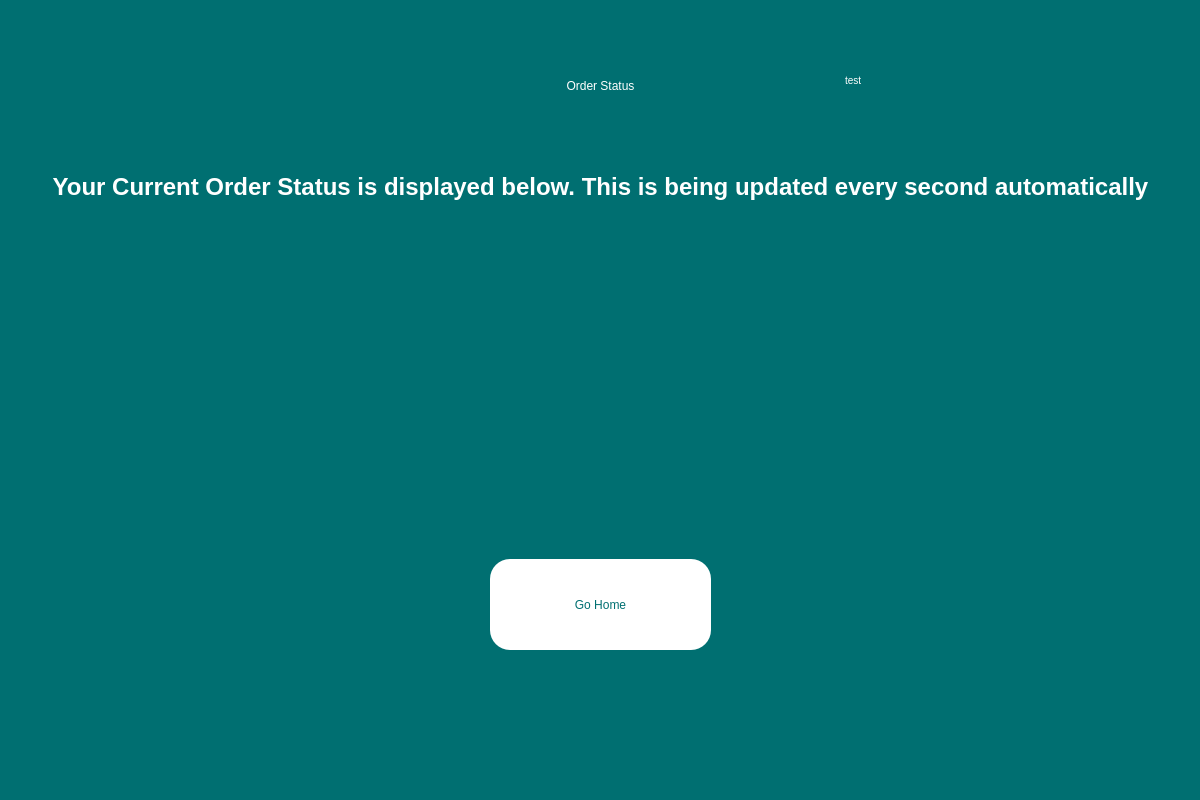
This is Frontend/OrderStatus.ui in YY0NII/DeskFood as Qt 5 draws it before an edit. The edited form follows.
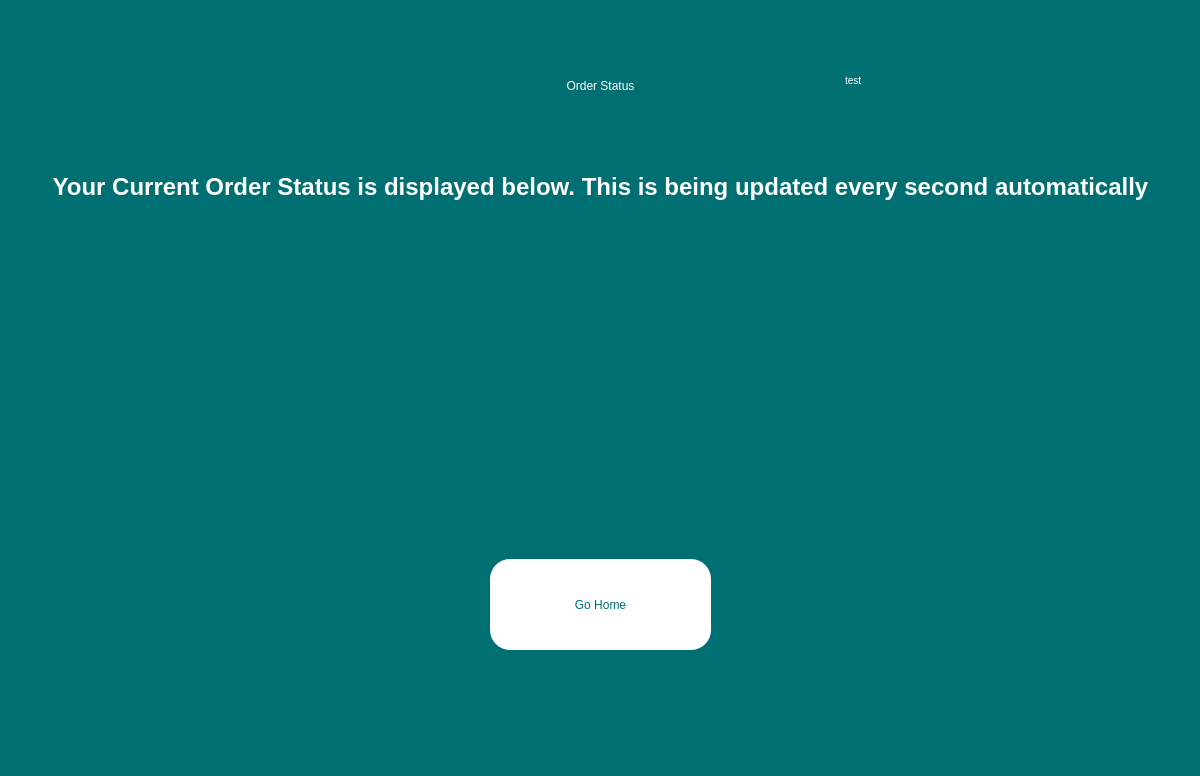
This is the edited form.

```diff
--- a/Frontend/OrderStatus.ui
+++ b/Frontend/OrderStatus.ui
@@ -7,7 +7,7 @@
     <x>0</x>
     <y>0</y>
     <width>1200</width>
-    <height>800</height>
+    <height>776</height>
    </rect>
   </property>
   <property name="windowTitle">
```
Left out of the diff: 3 changed lines with no effect on the pictures.
